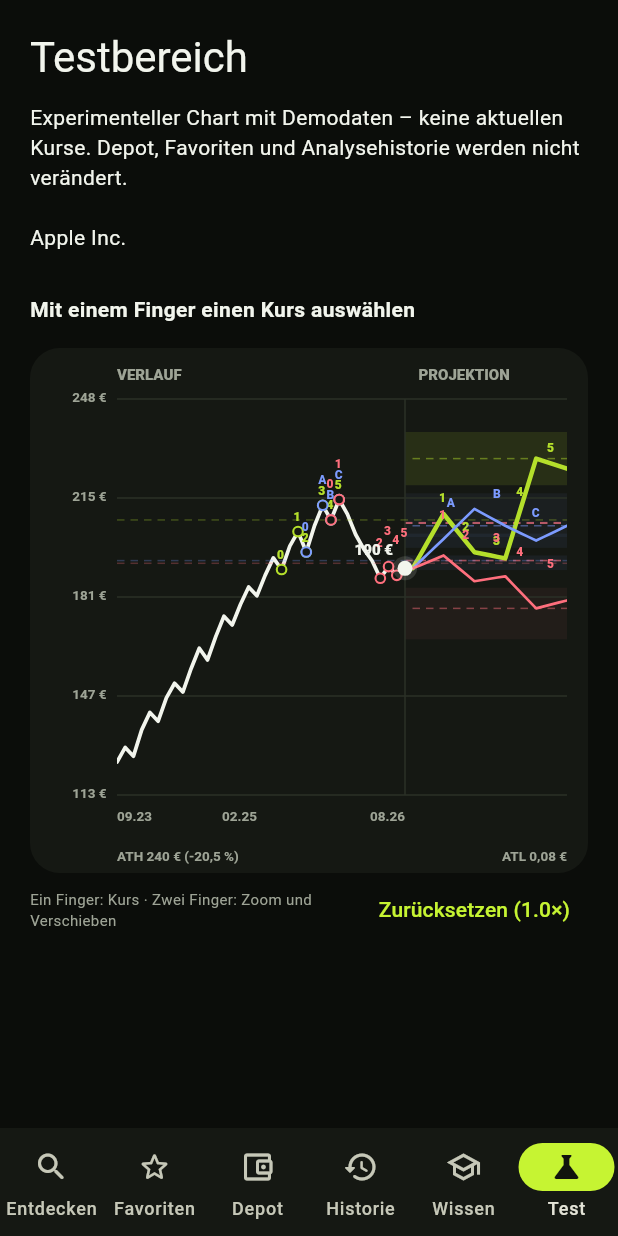
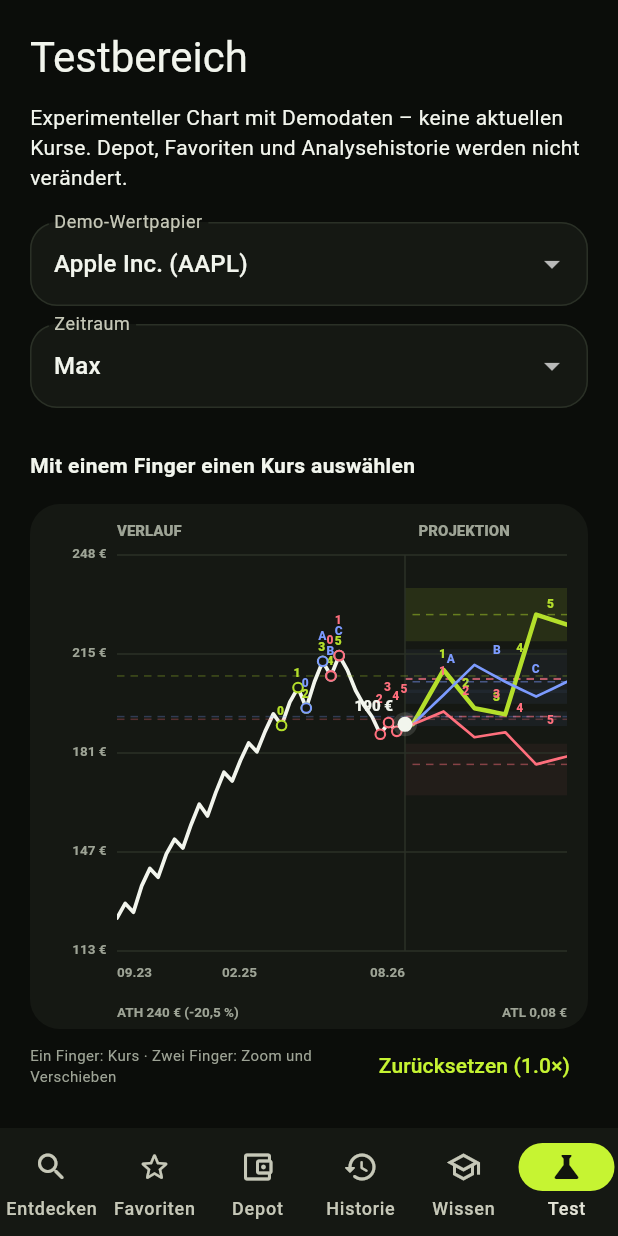
Before and after one commit to Elliot-Vision/Elliot-Vision, a Flutter app: the screen it shows after launch, item 6 of the bottom bar chosen, on a phone screen of 412 x 824 dp. Run offline on Flutter 3.47's test engine with Material 3 defaults, Android fonts, the light colour scheme and no system bars; our stand-ins replace shared_preferences.

Commit message:
Add demo instrument, timeframe and scenario controls to Test tab

```diff
--- a/lib/src/test_screen.dart
+++ b/lib/src/test_screen.dart
@@ -14,11 +14,29 @@ class TestScreen extends StatefulWidget {
 }
 
 class _TestScreenState extends State<TestScreen> {
-  late final Instrument _instrument = DemoMarketDataRepository().byId('aapl');
-  late final AnalysisResult _analysis = RuleBasedAnalysisGateway().analyze(
+  final _repository = DemoMarketDataRepository();
+  late final List<Instrument> _instruments = List.of(_repository.instruments);
+  late Instrument _instrument = _instruments.first;
+  late AnalysisResult _analysis = RuleBasedAnalysisGateway().analyze(
     _instrument,
     now: DateTime.utc(2026, 8, 4),
   );
+  final _visibleKinds = ScenarioKind.values.toSet();
+  bool _showZones = true;
+  int _request = 0;
+
+  Future<void> _select(String id, ChartTimeframe timeframe) async {
+    final request = ++_request;
+    // Always use the complete demo series, including when returning from 1D.
+    final source = _instruments.firstWhere((item) => item.id == id);
+    final instrument = await _repository.loadSeries(source, timeframe);
+    if (!mounted || request != _request) return;
+    setState(() {
+      _instrument = instrument;
+      _analysis = RuleBasedAnalysisGateway()
+          .analyze(instrument, now: DateTime.utc(2026, 8, 4));
+    });
+  }
 
   @override
   Widget build(BuildContext context) {
@@ -35,13 +53,74 @@ class _TestScreenState extends State<TestScreen> {
             'Depot, Favoriten und Analysehistorie werden nicht verändert.',
           ),
           const SizedBox(height: 20),
-          Text(_instrument.name),
+          DropdownButtonFormField<String>(
+            key: const ValueKey('test-instrument'),
+            initialValue: _instrument.id,
+            isExpanded: true,
+            decoration: const InputDecoration(labelText: 'Demo-Wertpapier'),
+            items: _instruments
+                .map((item) => DropdownMenuItem(
+                      value: item.id,
+                      child: Text('${item.name} (${item.ticker})'),
+                    ))
+                .toList(),
+            onChanged: (id) {
+              if (id != null) _select(id, _instrument.timeframe);
+            },
+          ),
+          const SizedBox(height: 12),
+          DropdownButtonFormField<ChartTimeframe>(
+            key: const ValueKey('test-timeframe'),
+            initialValue: _instrument.timeframe,
+            decoration: const InputDecoration(labelText: 'Zeitraum'),
+            items: ChartTimeframe.values
+                .map((value) => DropdownMenuItem(
+                      value: value,
+                      child: Text(value.label),
+                    ))
+                .toList(),
+            onChanged: (value) {
+              if (value != null) _select(_instrument.id, value);
+            },
+          ),
           const SizedBox(height: 12),
           ExperimentalScenarioChart(
             instrument: _instrument,
             analysis: _analysis,
-            visibleScenarioIds: _analysis.scenarios.map((s) => s.id).toSet(),
+            visibleScenarioIds: _analysis.scenarios
+                .where((s) => _visibleKinds.contains(s.kind))
+                .map((s) => s.id)
+                .toSet(),
             historyPoints: _instrument.pricePoints.length,
+            showZones: _showZones,
+          ),
+          const SizedBox(height: 16),
+          Text('Szenarien', style: Theme.of(context).textTheme.titleMedium),
+          Wrap(
+            spacing: 8,
+            children: ScenarioKind.values
+                .map((kind) => FilterChip(
+                      key: ValueKey('test-scenario-${kind.name}'),
+                      label: Text(kind.label),
+                      selected: _visibleKinds.contains(kind),
+                      onSelected: (selected) => setState(() {
+                        selected
+                            ? _visibleKinds.add(kind)
+                            : _visibleKinds.remove(kind);
+                      }),
+                    ))
+                .toList(),
+          ),
+          if (_visibleKinds.isEmpty)
+            const Text(
+                'Alle Szenarien ausgeblendet – nur der Kursverlauf ist sichtbar.'),
+          SwitchListTile.adaptive(
+            key: const ValueKey('test-zones'),
+            contentPadding: EdgeInsets.zero,
+            title: const Text('Zonen anzeigen'),
+            subtitle: const Text('Einstieg, Ausstieg und Stop-Loss'),
+            value: _showZones,
+            onChanged: (value) => setState(() => _showZones = value),
           ),
         ],
       ),
```
Also changed, not shown: 4 other files.
